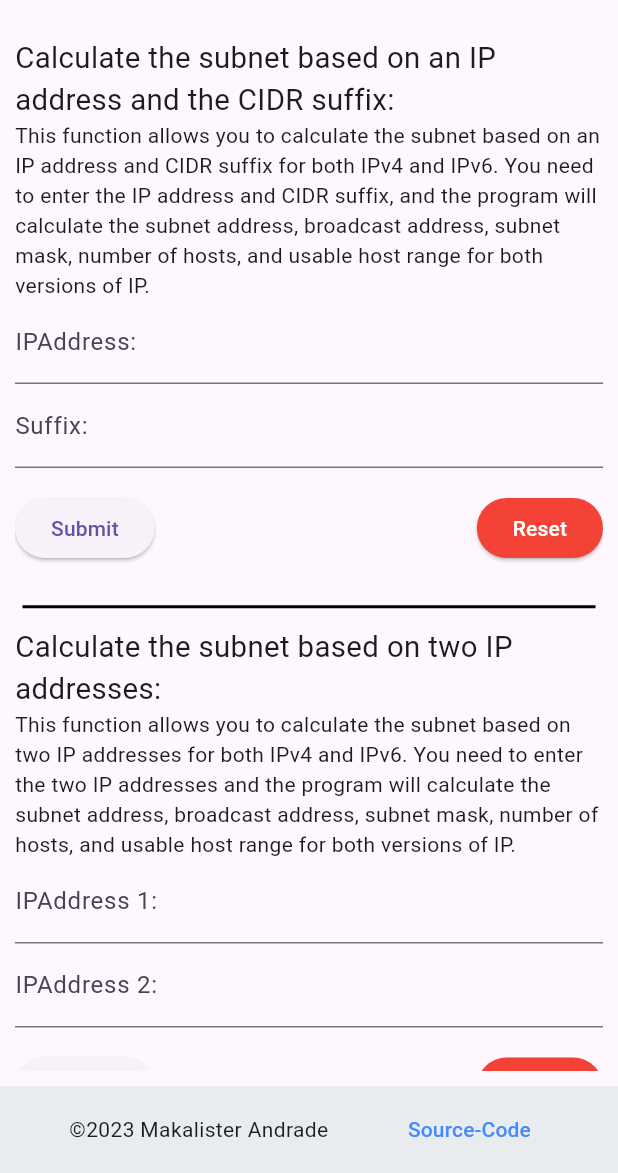
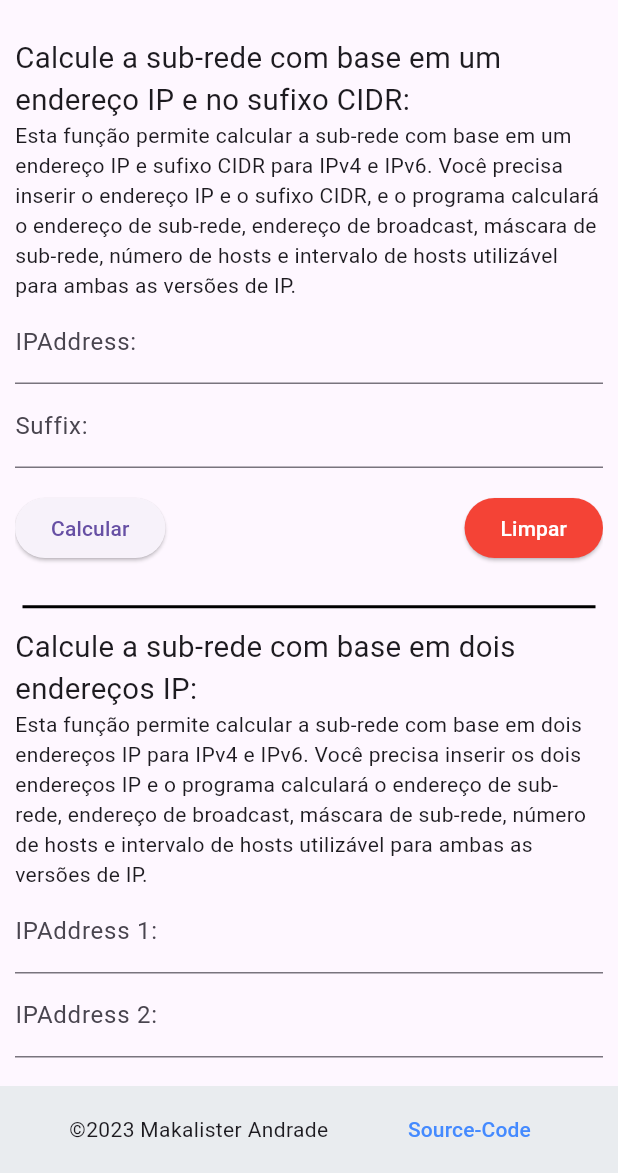
Before and after one commit to MakalisterAndrade/ipcalculator, a Flutter app: the screen it shows after launch, on a phone screen of 412 x 824 dp, the part 63-1236 px from its top. Run offline on Flutter 3.47's test engine with Material 3 defaults, Android fonts, the phone set to English and light mode, and no system bars.

```diff
--- a/lib/main.dart
+++ b/lib/main.dart
@@ -19,7 +19,6 @@ class MyApp extends StatelessWidget {
     900: const Color.fromRGBO(33, 37, 41, 1)
   };
 
-  // This widget is the root of your application.
   @override
   Widget build(BuildContext context) {
     return MaterialApp(
--- a/lib/ui/widgets/calculateNetworkMaskFormByTwoAddressWidget.dart
+++ b/lib/ui/widgets/calculateNetworkMaskFormByTwoAddressWidget.dart
@@ -28,11 +28,11 @@ class _CalculateNetworkMaskFormByTwoAddressWidgetState
       crossAxisAlignment: CrossAxisAlignment.start,
       children: <Widget>[
         const Text(
-          'Calculate the subnet based on two IP addresses:',
+          'Calcule a sub-rede com base em dois endereços IP:',
           textScaleFactor: 1.4,
         ),
         const Text(
-            'This function allows you to calculate the subnet based on two IP addresses for both IPv4 and IPv6. You need to enter the two IP addresses and the program will calculate the subnet address, broadcast address, subnet mask, number of hosts, and usable host range for both versions of IP.'),
+            'Esta função permite calcular a sub-rede com base em dois endereços IP para IPv4 e IPv6. Você precisa inserir os dois endereços IP e o programa calculará o endereço de sub-rede, endereço de broadcast, máscara de sub-rede, número de hosts e intervalo de hosts utilizável para ambas as versões de IP.'),
         Form(
           key: _formKey,
           child: Column(
@@ -41,7 +41,7 @@ class _CalculateNetworkMaskFormByTwoAddressWidgetState
               TextFormField(
                 validator: (String? value) {
                   if (value!.isEmpty) {
-                    return 'Insert IPAddress';
+                    return 'Insira o IPAddress';
                   }
 
                   print(value);
@@ -51,7 +51,7 @@ class _CalculateNetworkMaskFormByTwoAddressWidgetState
                           !IPMath.isValidIPv6AddressString(
                               IPMath.expandIPv6StringToFullIPv6String(
                                   value)))) {
-                    return 'No valid IPAddress';
+                    return 'IPAddress inválido';
                   }
                   return null;
                 },
@@ -63,14 +63,14 @@ class _CalculateNetworkMaskFormByTwoAddressWidgetState
               TextFormField(
                 validator: (String? value) {
                   if (value!.isEmpty) {
-                    return 'Insert IPAddress';
+                    return 'Insira o IPAddress';
                   }
                   if (!IPMath.isValidIPv4AddressString(value) &&
                       (':'.allMatches(value).length < 2 ||
                           !IPMath.isValidIPv6AddressString(
                               IPMath.expandIPv6StringToFullIPv6String(
                                   value)))) {
-                    return 'No valid IPAddress';
+                    return 'IPAddress inválido';
                   }
                   return null;
                 },
@@ -170,7 +170,7 @@ class _CalculateNetworkMaskFormByTwoAddressWidgetState
                           widget.networkMaskByTwoAddressSink.add(networkMask);
                         }
                       },
-                      child: const Text('Submit'),
+                      child: const Text('Calcular'),
                     ),
                     ElevatedButton(
                       onPressed: () {
@@ -181,7 +181,7 @@ class _CalculateNetworkMaskFormByTwoAddressWidgetState
                         primary: Colors.red, // background
                         onPrimary: Colors.white, // foreground
                       ),
-                      child: const Text('Reset'),
+                      child: const Text('Limpar'),
                     ),
                   ],
                 ),
--- a/lib/ui/widgets/calculateNetworkMaskFormWidget.dart
+++ b/lib/ui/widgets/calculateNetworkMaskFormWidget.dart
@@ -26,11 +26,11 @@ class _CalculateNetworkMaskFormWidgetState
       crossAxisAlignment: CrossAxisAlignment.start,
       children: <Widget>[
         const Text(
-          'Calculate the subnet based on an IP address and the CIDR suffix:',
+          'Calcule a sub-rede com base em um endereço IP e no sufixo CIDR:',
           textScaleFactor: 1.4,
         ),
         const Text(
-            'This function allows you to calculate the subnet based on an IP address and CIDR suffix for both IPv4 and IPv6. You need to enter the IP address and CIDR suffix, and the program will calculate the subnet address, broadcast address, subnet mask, number of hosts, and usable host range for both versions of IP.'),
+            'Esta função permite calcular a sub-rede com base em um endereço IP e sufixo CIDR para IPv4 e IPv6. Você precisa inserir o endereço IP e o sufixo CIDR, e o programa calculará o endereço de sub-rede, endereço de broadcast, máscara de sub-rede, número de hosts e intervalo de hosts utilizável para ambas as versões de IP.'),
         Form(
           key: _formKey,
           child: Column(
@@ -39,14 +39,14 @@ class _CalculateNetworkMaskFormWidgetState
               TextFormField(
                 validator: (String? value) {
                   if (value!.isEmpty) {
-                    return 'Insert IPAddress';
+                    return 'Insira o IPAddress';
                   }
                   if (!IPMath.isValidIPv4AddressString(value) &&
                       (':'.allMatches(value).length < 2 ||
                           !IPMath.isValidIPv6AddressString(
                               IPMath.expandIPv6StringToFullIPv6String(
                                   value)))) {
-                    return 'No valid IPAddress';
+                    return 'IPAddress inválido';
                   }
                   return null;
                 },
@@ -59,18 +59,18 @@ class _CalculateNetworkMaskFormWidgetState
                 keyboardType: TextInputType.number,
                 validator: (String? value) {
                   if (value!.isEmpty) {
-                    return 'Insert Suffix';
+                    return 'Insira o Suffix';
                   }
                   final int? suffixInt = int.tryParse(value);
                   if (suffixInt == null) {
-                    return 'Suffix should be an integer';
+                    return 'Suffix deveria ser um inteiro';
                   }
                   if (IPMath.isValidIPv4AddressString(_inputIPAddressString) &&
                       !IPMath.isValidIPv4Suffix(suffixInt)) {
-                    return 'Suffix must be between 1 and 32';
+                    return 'Suffix deve estar entre 1 e 32';
                   }
                   if (!IPMath.isValidIPv6Suffix(suffixInt)) {
-                    return 'Suffix must be between 1 and 128';
+                    return 'Suffix deve estar entre 1 e 128';
                   }
                   return null;
                 },
@@ -97,7 +97,7 @@ class _CalculateNetworkMaskFormWidgetState
                           widget.networkMaskBySuffixSink.add(networkMask);
                         }
                       },
-                      child: const Text('Submit'),
+                      child: const Text('Calcular'),
                     ),
                     ElevatedButton(
                       onPressed: () {
@@ -108,7 +108,7 @@ class _CalculateNetworkMaskFormWidgetState
                         primary: Colors.red, // background
                         onPrimary: Colors.white, // foreground
                       ),
-                      child: const Text('Reset'),
+                      child: const Text('Limpar'),
                     ),
                   ],
                 ),
```
Also changed, not shown: 2 other files.
